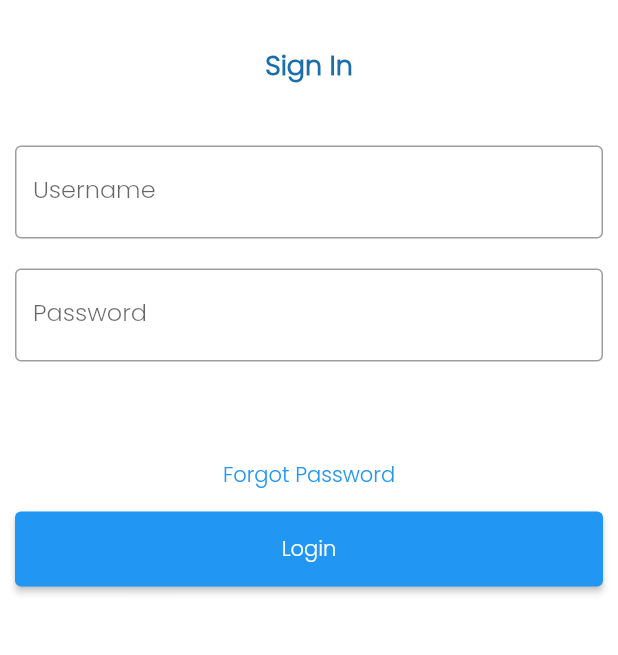
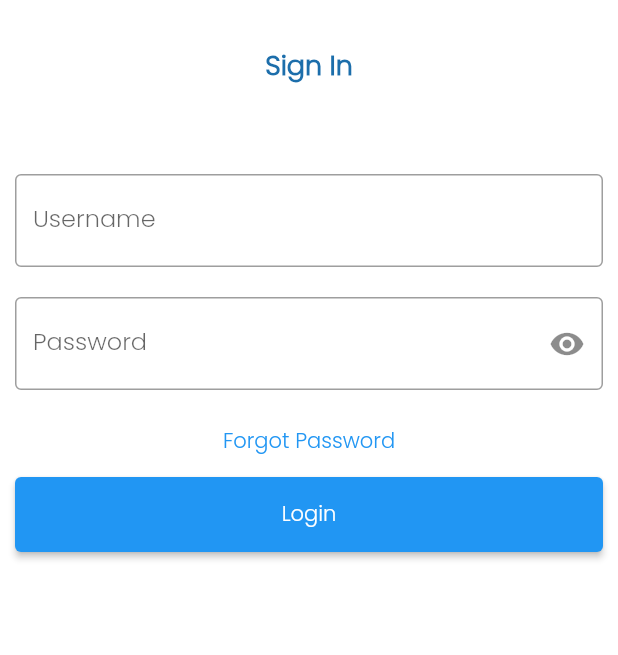
Before and after one commit to armeum/merit, a Flutter app: the Login screen opened directly, after a tap on "Login", on a phone screen of 412 x 824 dp, the part 224-879 px from its top. Run offline on Flutter 3.47's test engine with Material 2 defaults, Android fonts, the light colour scheme and no system bars; our stand-ins replace animated_splash_screen, dots_indicator, dropdown_button2, get, intl_phone_field, lottie and 4 more; missing offline and left inert: dart:ffi; accounts and stored records are empty; network calls fail; project files that could hold a hidden picture were left out.

Commit message:
a lot of things done

```diff
--- a/lib/main.dart
+++ b/lib/main.dart
@@ -39,7 +39,7 @@ class MyApp extends StatelessWidget {
           ),
         ),
       ),
-      home: const SplashScreen(),
+      home:  SplashScreen(),
     );
   }
 }
--- a/lib/pages/Login/login.dart
+++ b/lib/pages/Login/login.dart
@@ -1,9 +1,12 @@
 import 'dart:async';
 import 'dart:convert';
-
+import 'package:shared_preferences/shared_preferences.dart';
+import 'package:flutter/foundation.dart';
 import 'package:flutter/material.dart';
 import 'package:http/http.dart' as http;
+import 'package:intl_phone_field/intl_phone_field.dart';
 import 'package:merit_app/screens/home/main_Page.dart';
+import 'package:merit_app/utils/url.dart';
 
 class Login extends StatefulWidget {
   const Login({Key? key}) : super(key: key);
@@ -16,7 +19,19 @@ class _LoginState extends State<Login> {
   var message = '';
   TextEditingController usernameController = TextEditingController();
   TextEditingController passwordController = TextEditingController();
+  var phoneController = '';
+  bool _obscureText = true;
 
+  Future<void> saveToken(String token) async {
+    SharedPreferences prefs = await SharedPreferences.getInstance();
+    await prefs.setString('token', token);
+  }
+
+
+  Future<String?> getToken() async {
+    SharedPreferences prefs = await SharedPreferences.getInstance();
+    return prefs.getString('token');
+  }
   @override
   Widget build(BuildContext context) {
     var appBar = AppBar(
@@ -27,10 +42,9 @@ class _LoginState extends State<Login> {
     return Scaffold(
       backgroundColor: Colors.white,
       appBar: appBar,
-      body: SizedBox(
-        height: (MediaQuery.of(context).size.height -
-            appBar.preferredSize.height -
-            MediaQuery.of(context).padding.top),
+      body: SingleChildScrollView(
+        padding: const EdgeInsets.only(bottom: 10),
+        scrollDirection: Axis.vertical,
         child: Column(
           children: [
             Column(
@@ -53,6 +67,10 @@ class _LoginState extends State<Login> {
                     ),
                   ),
                 ),
+                Text(
+                  message,
+                  style: TextStyle(color: Colors.red, fontSize: 13),
+                ),
                 Container(
                   padding: const EdgeInsets.all(10),
                   child: TextField(
@@ -66,20 +84,51 @@ class _LoginState extends State<Login> {
                 Container(
                   padding: const EdgeInsets.all(10),
                   child: TextField(
-                    obscureText: true,
+                    obscureText: _obscureText,
                     enableSuggestions: false,
                     autocorrect: false,
                     controller: passwordController,
-                    decoration: const InputDecoration(
+                    decoration: InputDecoration(
                       border: OutlineInputBorder(),
                       labelText: 'Password',
+                      suffixIcon: IconButton(
+                        icon: Icon(
+                          _obscureText
+                              ? Icons.visibility
+                              : Icons.visibility_off,
+                        ),
+                        onPressed: () {
+                          setState(
+                            () {
+                              _obscureText = !_obscureText;
+                            },
+                          );
+                        },
                       ),
                     ),
                   ),
-                Padding(
-                  padding: const EdgeInsets.all(10),
-                  child: Text(message),
                 ),
+                // Container(
+                //   padding:
+                //       const EdgeInsets.only(left: 10, right: 10, bottom: 0),
+                //   child: Column(
+                //     children: [
+                //       IntlPhoneField(
+                //         decoration: const InputDecoration(
+                //           labelText: 'Phone Number',
+                //           border: OutlineInputBorder(
+                //             borderSide: BorderSide(),
+                //           ),
+                //         ),
+                //         onChanged: (phone) {
+                //           phoneController = phone.completeNumber;
+                //         },
+                //         initialCountryCode: 'UZ',
+                //         onCountryChanged: (country) {},
+                //       ),
+                //     ],
+                //   ),
+                // ),
                 TextButton(
                   onPressed: () {},
                   child: const Text(
@@ -93,9 +142,9 @@ class _LoginState extends State<Login> {
                     child: ElevatedButton(
                       child: const Text('Login'),
                       onPressed: () {
-                        Future<http.Response> createAlbum() async {
-                          final response = await http.post(
-                              Uri.parse('http://localhost:8080/sign_in'),
+                        Future<http.Response> Login() async {
+                          final response =
+                              await http.post(Uri.parse('$platformUrl/sign_in'),
                                   headers: <String, String>{
                                     'Content-Type':
                                         'application/json; charset=UTF-8',
@@ -104,27 +153,35 @@ class _LoginState extends State<Login> {
                                     'username': usernameController.text,
                                     'password': passwordController.text,
                                   }));
-
-                          String name =
-                              jsonDecode(response.body)[0]['username'];
+                          if (kDebugMode) {
+                            print(response.body);
+                          }
+                          String name = "hhh";
+                          // jsonDecode(response.body)[0]['username'];
+                          String token = json.decode(response.body)['token'];
+                          print(response.body);
+                          await saveToken(token);
+                          // print(getToken());
                           if (response.statusCode == 200) {
-                            Navigator.push(
-                              context,
-                              MaterialPageRoute(
-                                  builder: (context) => MainPage(
-                                        name: name,
-                                      )),
-                            );
+                            // Navigator.push(
+                            //   context,
+                            //   MaterialPageRoute(
+                            //       builder: (context) => MainPage(
+                            //             name: name,
+                            //           )),
+                            // );
                           } else {
+                            var r = json.decode(response.body)['message'];
+                            print(r);
                             setState(() {
-                              message = 'User does not exist';
+                              message = r;
                             });
                           }
 
                           return response;
                         }
 
-                        createAlbum();
+                        Login();
                       },
                     ))
               ],
--- a/lib/screens/home/main_page.dart
+++ b/lib/screens/home/main_page.dart
@@ -1,4 +1,5 @@
 import 'package:flutter/material.dart';
+import 'package:shared_preferences/shared_preferences.dart';
 
 import '../../widgets/categories.dart';
 
@@ -12,6 +13,10 @@ class MainPage extends StatefulWidget {
 }
 
 class _MainPageState extends State<MainPage> {
+  Future<String?> getToken() async {
+    SharedPreferences prefs = await SharedPreferences.getInstance();
+    return prefs.getString('token');
+  }
   @override
   Widget build(BuildContext context) {
     return Scaffold(
@@ -26,6 +31,7 @@ class _MainPageState extends State<MainPage> {
           child: Row(
             mainAxisAlignment: MainAxisAlignment.spaceBetween,
             children: [
+              Text('hello'),
               Text(
                 widget.name,
                 style: TextStyle(
--- a/lib/screens/splash_screen.dart
+++ b/lib/screens/splash_screen.dart
@@ -1,6 +1,7 @@
 import 'package:flutter/material.dart';
 import 'package:lottie/lottie.dart';
 import 'package:animated_splash_screen/animated_splash_screen.dart';
+import 'package:merit_app/pages/Login/login.dart';
 import 'package:merit_app/pages/Registration/registration.dart';
 import 'package:page_transition/page_transition.dart';
 class SplashScreen extends StatelessWidget {
@@ -12,10 +13,10 @@ class SplashScreen extends StatelessWidget {
       debugShowCheckedModeBanner: false,
         title: 'Clean Code',
         home: AnimatedSplashScreen(
-            duration: 3000,
+            duration: 2000,
             splash:  'assets/merit.png',
             splashIconSize: 100,
-            nextScreen: const Registration(),
+            nextScreen:  Login(),
             splashTransition: SplashTransition.scaleTransition,
             pageTransitionType: PageTransitionType.fade,
             backgroundColor: Colors.white));
--- a/lib/utils/url.dart
+++ b/lib/utils/url.dart
@@ -1,4 +1,4 @@
 import 'dart:io' show Platform;
 
 
-var platformUrl =  Platform.isAndroid ? "http://192.168.0.191:8000": "http://127.0.0.1:8000";
+var platformUrl =  Platform.isAndroid ? "http://192.168.1.36:8000": "http://127.0.0.1:8000";
--- a/lib/widgets/categories.dart
+++ b/lib/widgets/categories.dart
@@ -191,7 +191,8 @@ class _CategoriesState extends State<Categories> {
                     child: Align(
                       alignment: Alignment.center,
                       child: Text(categories[index].title,
-                          style: Theme.of(context).textTheme.displayLarge),
+                          style: const TextStyle(fontSize: 20, fontWeight: FontWeight.bold,
+                            color: Color(0xff1C6EAB))),
                     )),
               ),
             )),
--- a/lib/widgets/products_list.dart
+++ b/lib/widgets/products_list.dart
@@ -71,7 +71,8 @@ class _ProductListState extends State<ProductList> {
                           Text(
                             widget.data[index]['name'],
                             overflow: TextOverflow.ellipsis,
-                            style: Theme.of(context).textTheme.displayLarge,
+                            style: const TextStyle(fontSize: 15, fontWeight: FontWeight.bold,
+                              color: Color(0xff1C6EAB),),
                           ),
                           const SizedBox(
                             height: 5,
@@ -79,7 +80,8 @@ class _ProductListState extends State<ProductList> {
                           FittedBox(
                             child: Text(
                               widget.data[index]['code'],
-                              style: Theme.of(context).textTheme.titleLarge,
+                              style: const TextStyle(fontSize: 15, fontWeight: FontWeight.bold,
+                                color: Color(0xffa6a5a5),),
                             ),
                           ),
                         ],
--- a/pubspec.yaml
+++ b/pubspec.yaml
@@ -37,7 +37,6 @@ dependencies:
   intl: ^0.17.0
   animated_splash_screen: ^1.1.0
   page_transition: ^2.0.1-nullsafety.0
-
   # The following adds the Cupertino Icons font to your application.
   # Use with the CupertinoIcons class for iOS style icons.
   cupertino_icons: ^1.0.2
@@ -46,8 +45,9 @@ dependencies:
   intl_phone_field: ^3.1.0
   avoid_keyboard: ^0.3.0
   dropdown_button2: ^2.0.0
-  shared_preferences: ^2.0.18
   syncfusion_flutter_charts: ^20.4.52
+  shared_preferences: ^2.0.8
+
 
 
 
```
Also changed, not shown: lib/pages/Registration/registration.dart (+42 -5 lines). Lines whose indentation alone changed are shown as unchanged.
